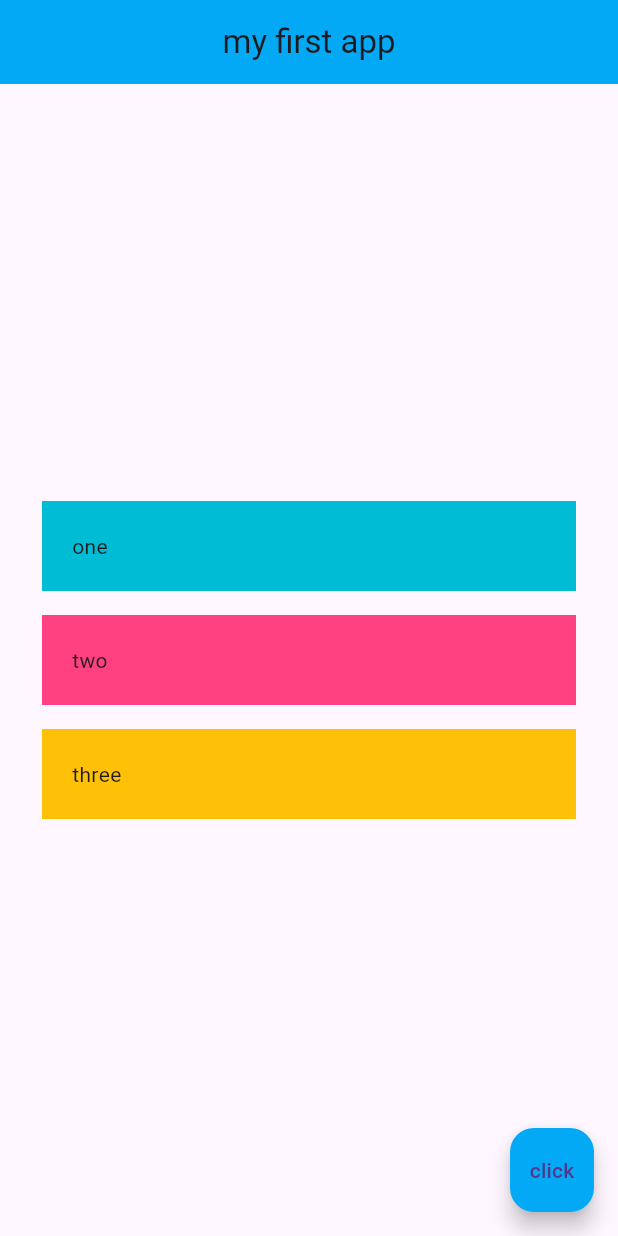
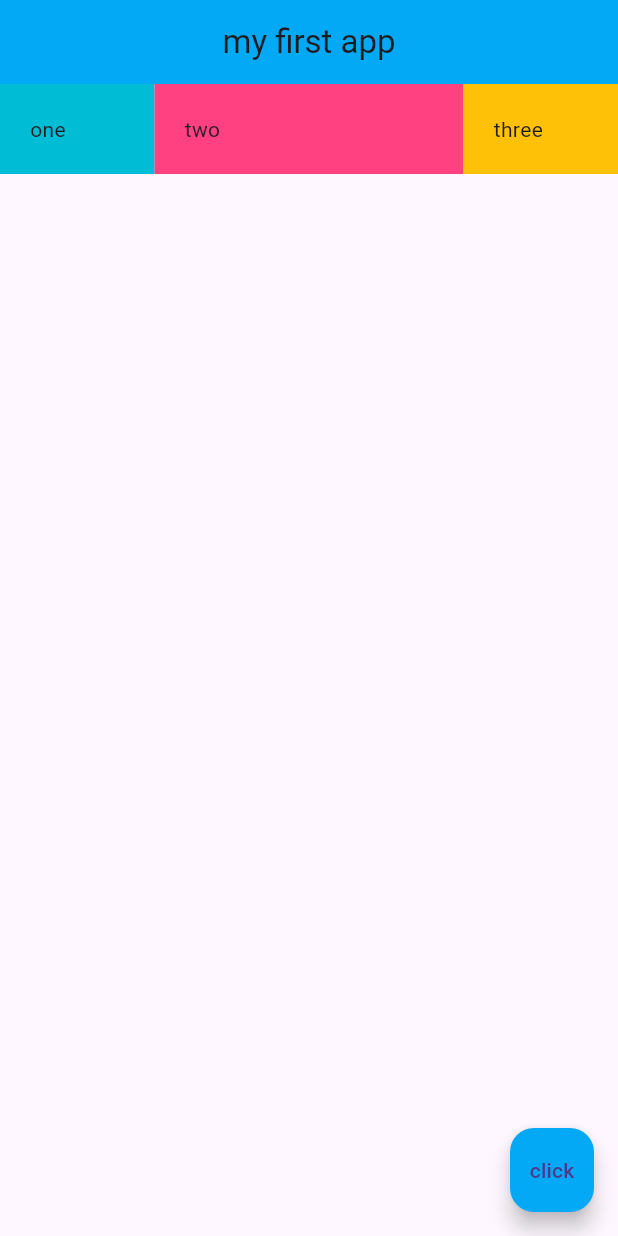
Before and after one commit to Akhil-Suden/flutter-basics, a Flutter app: the screen it shows after launch, on a phone screen of 412 x 824 dp. Run offline on Flutter 3.47's test engine with Material 3 defaults, Android fonts, the phone set to English and light mode, and no system bars.

Commit message:
expanded row

```diff
--- a/lib/main.dart
+++ b/lib/main.dart
@@ -19,38 +19,34 @@ class Home extends StatelessWidget {
         centerTitle: true,
         backgroundColor: Colors.lightBlue,
       ),
-      body: Padding(
-        padding: const EdgeInsets.all(20.0),
-        child: Column(
+      body: Row(
         mainAxisAlignment: MainAxisAlignment.center,
-          crossAxisAlignment: CrossAxisAlignment.stretch,
+        crossAxisAlignment: CrossAxisAlignment.start,
         children: <Widget>[
-            Padding(
-              padding: const EdgeInsets.all(8.0),
+          Expanded(
+            flex: 1,
             child: Container(
               padding: EdgeInsets.all(20.0),
               color: Colors.cyan,
               child: Text('one'),
             ),
           ),
-            Padding(
-              padding: const EdgeInsets.all(8.0),
+          Expanded(
+            flex: 2,
             child: Container(
               padding: EdgeInsets.all(20.0),
               color: Colors.pinkAccent,
               child: Text('two'),
             ),
           ),
-            Padding(
-              padding: const EdgeInsets.all(8.0),
-              child: Container(
+          Expanded(
+              flex: 1,
+              child:Container(
                 padding: EdgeInsets.all(20.0),
                 color: Colors.amber,
-                child: Text('three'),
-              ),
+                child: Text('three'),)
           ),
         ],
-        ),
       ),
       floatingActionButton: FloatingActionButton(
         child: Text('click'),
```
Also changed, not shown: 1 other file. Lines whose indentation alone changed are shown as unchanged.
